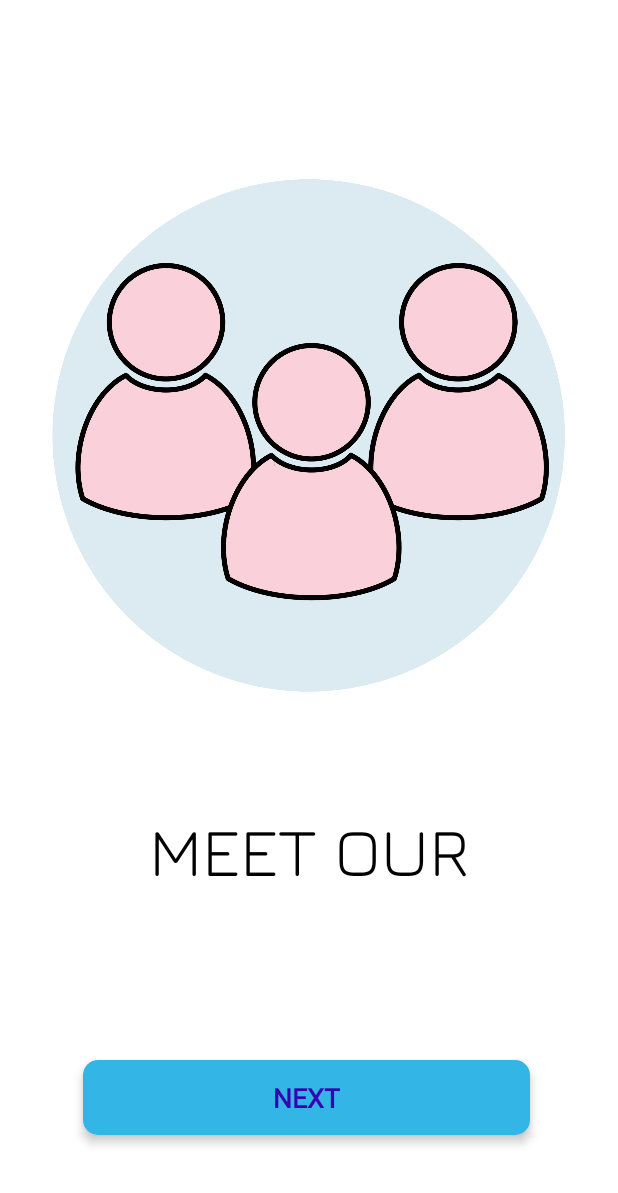
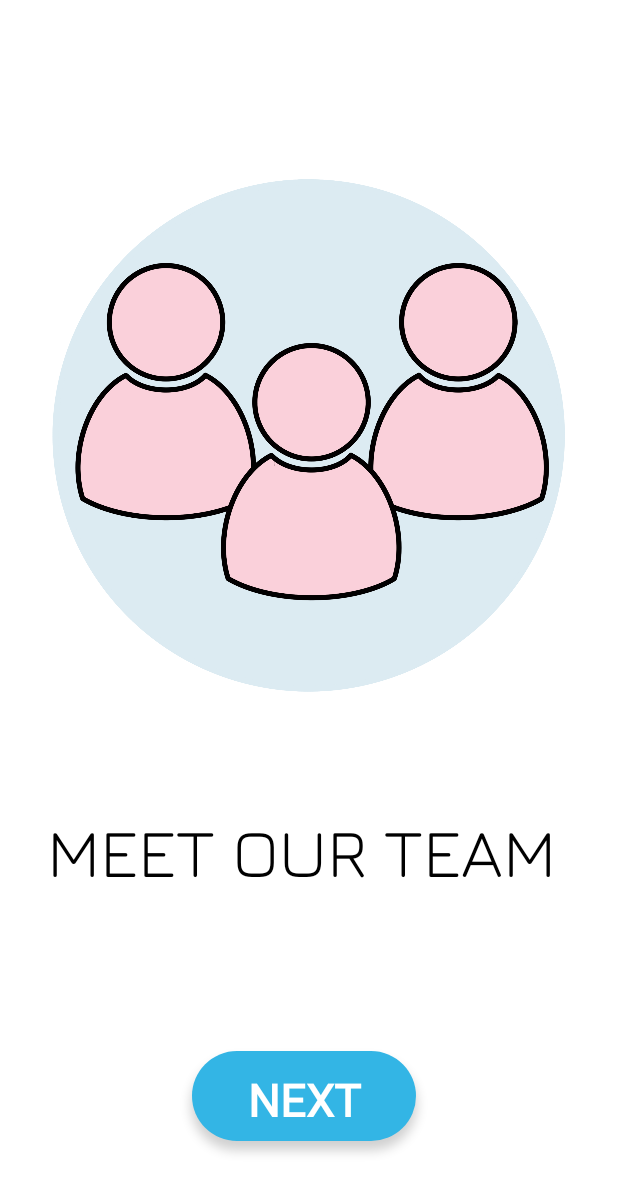
Before and after one commit to mpasko90/GroupApplication, an Android app: the screen it shows after launch (FirstActivity), on a phone screen of 412 x 824 dp. Shown: the top 1193 px of the screen. Run offline under Robolectric (Android 15) with nearby library versions, the phone set to English and light mode, and no system bars.

Commit message:
zmiany estetyczne ekranu startowego "team"

```diff
--- a/app/src/main/res/drawable/next_button.xml
+++ b/app/src/main/res/drawable/next_button.xml
@@ -3,7 +3,7 @@
 <item>
     <shape android:shape="rectangle">
         <solid android:color="@android:color/holo_blue_light"/>
-        <corners android:radius="10dp"/>
+        <corners android:radius="120dp"/>
 
     </shape>
 </item>
--- a/app/src/main/res/layout/activity_first.xml
+++ b/app/src/main/res/layout/activity_first.xml
@@ -23,8 +23,8 @@
 
     <TextView
         android:id="@+id/ourTeam"
-        android:layout_width="347dp"
-        android:layout_height="73dp"
+        android:layout_width="369dp"
+        android:layout_height="74dp"
         android:fontFamily="@font/jura"
         android:padding="10dp"
         android:text="@string/strHello"
@@ -33,14 +33,15 @@
         android:textSize="45sp"
         app:layout_constraintBottom_toBottomOf="parent"
         app:layout_constraintEnd_toEndOf="parent"
+        app:layout_constraintHorizontal_bias="0.38"
         app:layout_constraintStart_toStartOf="parent"
         app:layout_constraintTop_toTopOf="parent"
-        app:layout_constraintVertical_bias="0.7" />
+        app:layout_constraintVertical_bias="0.701" />
 
     <androidx.constraintlayout.widget.ConstraintLayout
         android:id="@+id/nextBtn1"
-        android:layout_width="298dp"
-        android:layout_height="50dp"
+        android:layout_width="149dp"
+        android:layout_height="60dp"
         android:background="@drawable/next_button"
         android:elevation="4dp"
         app:layout_constraintBottom_toBottomOf="parent"
@@ -52,12 +53,13 @@
 
         <TextView
             android:id="@+id/textNext"
-            android:layout_width="wrap_content"
-            android:layout_height="wrap_content"
+            android:layout_width="100dp"
+            android:layout_height="36dp"
             android:fontFamily="@font/jua"
             android:text="@string/strNext"
-            android:textColor="@color/purple_700"
-            android:textSize="18sp"
+            android:textAlignment="center"
+            android:textColor="@color/white"
+            android:textSize="30sp"
             android:textStyle="bold"
             app:layout_constraintBottom_toBottomOf="parent"
             app:layout_constraintEnd_toEndOf="parent"
--- a/app/src/main/res/values/colors.xml
+++ b/app/src/main/res/values/colors.xml
@@ -9,4 +9,5 @@
     <color name="white">#FFFFFFFF</color>
     <color name="bgcolor">#DFEDF3</color>
     <color name="botbarcolor">#97DBF2</color>
+
 </resources>
```
